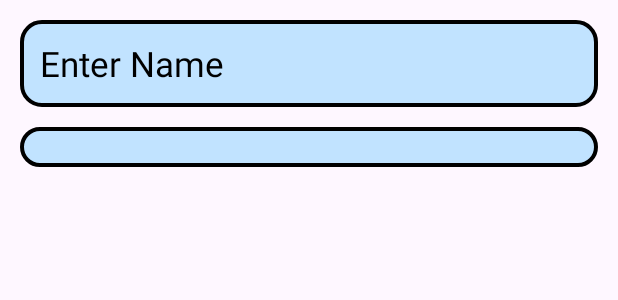
After one commit to supershor/Grade-ACE, an Android app: the layout add_new_ogpa_criteria.xml on its own in the app's theme, with its tools: preview values and no code run, on a phone screen of 412 x 824 dp. The commit adds this screen. Shown: the top 300 px of the screen. Run offline under Robolectric (Android 15) with nearby library versions, the phone set to English and light mode, and no system bars.

Commit message:
Main page added without recycler view.

```diff
--- a/app/src/main/AndroidManifest.xml
+++ b/app/src/main/AndroidManifest.xml
@@ -12,6 +12,9 @@
         android:supportsRtl="true"
         android:theme="@style/Theme.GradeACE"
         tools:targetApi="31">
+        <activity
+            android:name=".OGPA_calculator"
+            android:exported="false" />
         <activity
             android:name=".Sign_Up"
             android:exported="false" />
--- /dev/null
+++ b/app/src/main/res/layout/add_new_ogpa_criteria.xml
@@ -0,0 +1,32 @@
+<?xml version="1.0" encoding="utf-8"?>
+<LinearLayout xmlns:android="http://schemas.android.com/apk/res/android"
+    android:orientation="vertical"
+    android:layout_width="match_parent"
+    android:layout_height="wrap_content">
+    <EditText
+        android:layout_width="match_parent"
+        android:layout_height="wrap_content"
+        android:hint="@string/enter_name"
+        android:textColor="@color/black"
+        android:textColorHint="@color/black"
+        android:textSize="@dimen/_18sdp"
+        android:id="@+id/name_at_add_new_ogpa"
+        android:background="@drawable/less_border_blue"
+        android:layout_margin="@dimen/_10sdp"
+        android:padding="@dimen/_10sdp"
+        android:inputType="textPersonName"
+        android:autofillHints="name"
+        android:textAlignment="viewStart"
+        />
+    <Spinner
+        android:dropDownSelector="@color/black"
+        android:background="@drawable/less_border_blue"
+        android:layout_marginStart="@dimen/_10sdp"
+        android:layout_marginEnd="@dimen/_10sdp"
+        android:layout_marginBottom="@dimen/_10sdp"
+        android:padding="@dimen/_10sdp"
+        android:layout_width="match_parent"
+        android:id="@+id/spinner_at_add_new_ogpa"
+        android:layout_height="wrap_content"
+        android:textAlignment="viewStart"/>
+</LinearLayout>
--- a/app/src/main/res/values/strings.xml
+++ b/app/src/main/res/values/strings.xml
@@ -16,5 +16,7 @@
     <string name="welcome_back">WELCOME BACK</string>
     <string name="login_in_your_account">Login in your account</string>
     <string name="forgot_password"><u>Forgot password?</u></string>
+    <string name="add_opga">ADD OPGA</string>
+    <string name="for_someone_else">For Someone Else</string>
 
 </resources>
```
Also changed, not shown: app/src/main/java/com/om_tat_sat/grade_ace/MainActivity.java (+88 -1 lines), app/src/main/java/com/om_tat_sat/grade_ace/OGPA_calculator.java (added, +24 -0 lines), app/src/main/res/layout/activity_main.xml (+40 -10 lines), app/src/main/res/layout/activity_ogpa_calculator.xml (added, +9 -0 lines), app/src/main/res/layout/text_spinner.xml (added, +9 -0 lines).
